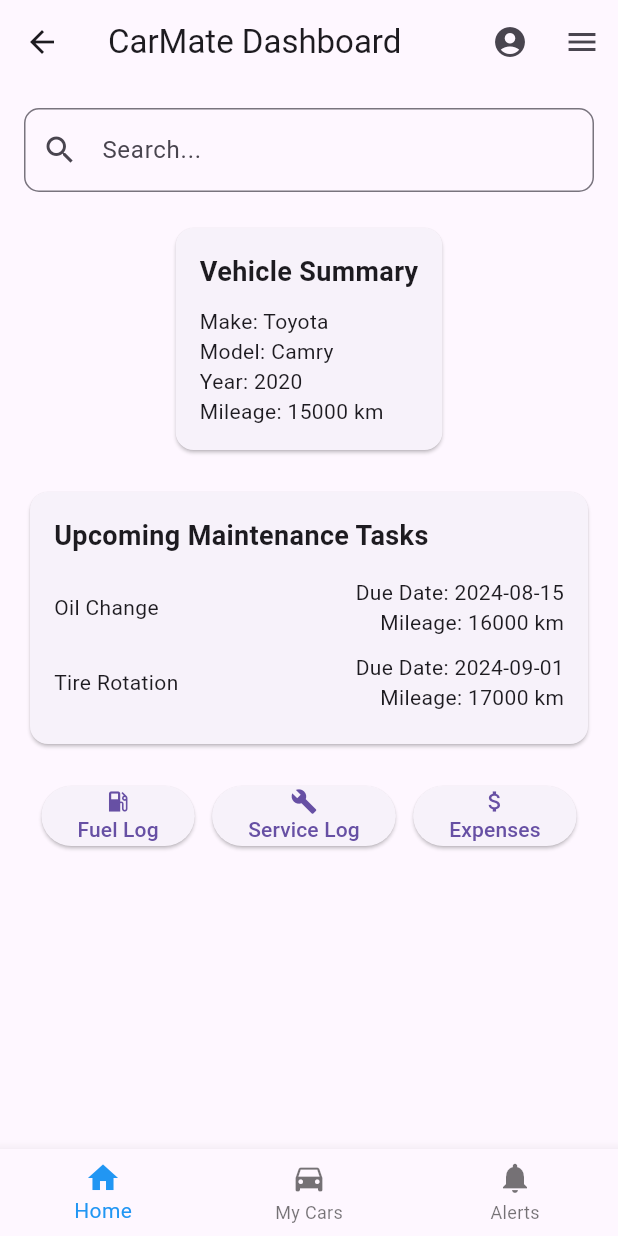
After one commit to GH05T0302/Flutter-Car-App, a Flutter app: the Dashboard screen opened by its route, on a phone screen of 412 x 824 dp. The commit adds this screen. Run offline on Flutter 3.47's test engine with Material 3 defaults, Android fonts, the light colour scheme and no system bars; our stand-ins replace cloud_firestore, firebase_auth, firebase_core, fluttertoast, font_awesome_flutter, google_fonts and 1 more; accounts and stored records are empty.

Commit message:
Added dashboard.dart and rewired login to it

```diff
--- /dev/null
+++ b/lib/Screens/dashboard.dart
@@ -0,0 +1,238 @@
+import 'package:flutter/material.dart';
+
+class Dashboard extends StatelessWidget {
+  @override
+  Widget build(BuildContext context) {
+    return Scaffold(
+      appBar: AppBar(
+        title: Text('CarMate Dashboard'),
+        actions: [
+          IconButton(
+            icon: Icon(Icons.account_circle),
+            onPressed: () {
+              // Navigate to user profile
+            },
+          ),
+          IconButton(
+            icon: Icon(Icons.menu),
+            onPressed: () {
+              // Open menu
+            },
+          ),
+        ],
+      ),
+      body: Padding(
+        padding: EdgeInsets.all(16.0),
+        child: Column(
+          children: [
+            SearchBar(),
+            SizedBox(height: 20),
+            VehicleSummary(
+              make: 'Toyota',
+              model: 'Camry',
+              year: 2020,
+              mileage: 15000,
+            ),
+            SizedBox(height: 20),
+            UpcomingMaintenanceTasks(),
+            SizedBox(height: 20),
+            QuickAccessFeatures(),
+          ],
+        ),
+      ),
+      bottomNavigationBar: BottomNavigationBar(
+        items: const <BottomNavigationBarItem>[
+          BottomNavigationBarItem(
+            icon: Icon(Icons.home),
+            label: 'Home',
+          ),
+          BottomNavigationBarItem(
+            icon: Icon(Icons.directions_car),
+            label: 'My Cars',
+          ),
+          BottomNavigationBarItem(
+            icon: Icon(Icons.notifications),
+            label: 'Alerts',
+          ),
+        ],
+        currentIndex: 0,
+        selectedItemColor: Colors.blue,
+        onTap: (index) {
+          // Handle bottom navigation bar tap
+        },
+      ),
+    );
+  }
+}
+
+class SearchBar extends StatelessWidget {
+  @override
+  Widget build(BuildContext context) {
+    return TextField(
+      decoration: InputDecoration(
+        hintText: 'Search...',
+        prefixIcon: Icon(Icons.search),
+        border: OutlineInputBorder(
+          borderRadius: BorderRadius.circular(10.0),
+        ),
+      ),
+    );
+  }
+}
+
+class VehicleSummary extends StatelessWidget {
+  final String make;
+  final String model;
+  final int year;
+  final int mileage;
+
+  VehicleSummary({
+    required this.make,
+    required this.model,
+    required this.year,
+    required this.mileage,
+  });
+
+  @override
+  Widget build(BuildContext context) {
+    return Card(
+      child: Padding(
+        padding: EdgeInsets.all(16.0),
+        child: Column(
+          crossAxisAlignment: CrossAxisAlignment.start,
+          children: [
+            Text(
+              'Vehicle Summary',
+              style: TextStyle(fontSize: 18, fontWeight: FontWeight.bold),
+            ),
+            SizedBox(height: 10),
+            Text('Make: $make'),
+            Text('Model: $model'),
+            Text('Year: $year'),
+            Text('Mileage: $mileage km'),
+          ],
+        ),
+      ),
+    );
+  }
+}
+
+class UpcomingMaintenanceTasks extends StatelessWidget {
+  @override
+  Widget build(BuildContext context) {
+    return Card(
+      child: Padding(
+        padding: EdgeInsets.all(16.0),
+        child: Column(
+          crossAxisAlignment: CrossAxisAlignment.start,
+          children: [
+            Text(
+              'Upcoming Maintenance Tasks',
+              style: TextStyle(fontSize: 18, fontWeight: FontWeight.bold),
+            ),
+            SizedBox(height: 10),
+            MaintenanceTaskItem(
+              task: 'Oil Change',
+              dueDate: '2024-08-15',
+              mileage: 16000,
+            ),
+            MaintenanceTaskItem(
+              task: 'Tire Rotation',
+              dueDate: '2024-09-01',
+              mileage: 17000,
+            ),
+          ],
+        ),
+      ),
+    );
+  }
+}
+
+class MaintenanceTaskItem extends StatelessWidget {
+  final String task;
+  final String dueDate;
+  final int mileage;
+
+  MaintenanceTaskItem({
+    required this.task,
+    required this.dueDate,
+    required this.mileage,
+  });
+
+  @override
+  Widget build(BuildContext context) {
+    return Padding(
+      padding: const EdgeInsets.symmetric(vertical: 5.0),
+      child: Row(
+        mainAxisAlignment: MainAxisAlignment.spaceBetween,
+        children: [
+          Text(task),
+          Column(
+            crossAxisAlignment: CrossAxisAlignment.end,
+            children: [
+              Text('Due Date: $dueDate'),
+              Text('Mileage: $mileage km'),
+            ],
+          ),
+        ],
+      ),
+    );
+  }
+}
+
+class QuickAccessFeatures extends StatelessWidget {
+  @override
+  Widget build(BuildContext context) {
+    return Row(
+      mainAxisAlignment: MainAxisAlignment.spaceEvenly,
+      children: [
+        QuickAccessButton(
+          icon: Icons.local_gas_station,
+          label: 'Fuel Log',
+          onPressed: () {
+            // Navigate to fuel log
+          },
+        ),
+        QuickAccessButton(
+          icon: Icons.build,
+          label: 'Service Log',
+          onPressed: () {
+            // Navigate to service log
+          },
+        ),
+        QuickAccessButton(
+          icon: Icons.attach_money,
+          label: 'Expenses',
+          onPressed: () {
+            // Navigate to expenses
+          },
+        ),
+      ],
+    );
+  }
+}
+
+class QuickAccessButton extends StatelessWidget {
+  final IconData icon;
+  final String label;
+  final VoidCallback onPressed;
+
+  QuickAccessButton({
+    required this.icon,
+    required this.label,
+    required this.onPressed,
+  });
+
+  @override
+  Widget build(BuildContext context) {
+    return ElevatedButton(
+      onPressed: onPressed,
+      child: Column(
+        children: [
+          Icon(icon),
+          Text(label),
+        ],
+      ),
+    );
+  }
+}
--- a/lib/main.dart
+++ b/lib/main.dart
@@ -1,18 +1,17 @@
 import 'package:flutter/material.dart';
-import 'package:ggt_assignment/Screens/vehicleList.dart';
 import 'package:provider/provider.dart';
-import 'package:ggt_assignment/Screens/login.dart';
-import 'package:ggt_assignment/Screens/VehicleManagementScreen.dart';
-import 'package:ggt_assignment/Screens/SignUp.dart';  // Import the SignUp page
-import 'package:ggt_assignment/vehicleProvider.dart';
 import 'package:google_fonts/google_fonts.dart';
 import 'package:firebase_core/firebase_core.dart';
+import 'package:ggt_assignment/Screens/vehicleList.dart';
+import 'package:ggt_assignment/Screens/login.dart';
+import 'package:ggt_assignment/Screens/dashboard.dart'; // Import the Dashboard widget
+import 'package:ggt_assignment/vehicleProvider.dart';
 
 final theme = ThemeData(
   useMaterial3: true,
   colorScheme: ColorScheme.fromSeed(
     brightness: Brightness.dark,
-    seedColor: Color.fromARGB(255, 209, 44, 3),
+    seedColor: const Color.fromARGB(255, 209, 44, 3),
   ),
   textTheme: GoogleFonts.latoTextTheme(),
 );
@@ -26,19 +25,21 @@ void main() async {
       providers: [
         ChangeNotifierProvider(create: (_) => VehicleProvider()),
       ],
-      child: MyApp(),
+      child: const MyApp(),
     ),
   );
 }
 
 class MyApp extends StatelessWidget {
+  const MyApp({super.key});
+
   @override
   Widget build(BuildContext context) {
     return MaterialApp(
       initialRoute: '/',
       routes: {
-        '/': (context) => LoginPage(),
-        '/vehicleList': (context) => VehicleListScreen(), // Define the route for VehicleList
+        '/': (context) => LoginPage(), // Set Dashboard as the initial route
+        '/vehicleList': (context) => Dashboard(), // Define the route for VehicleList
       },
     );
   }
```
